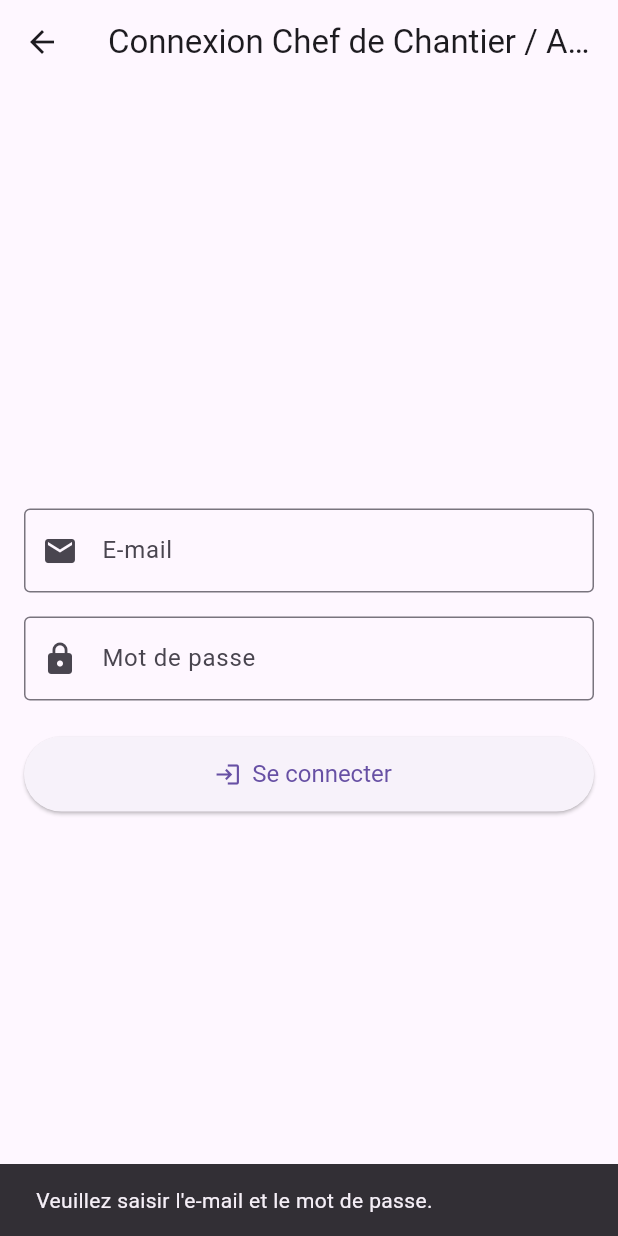
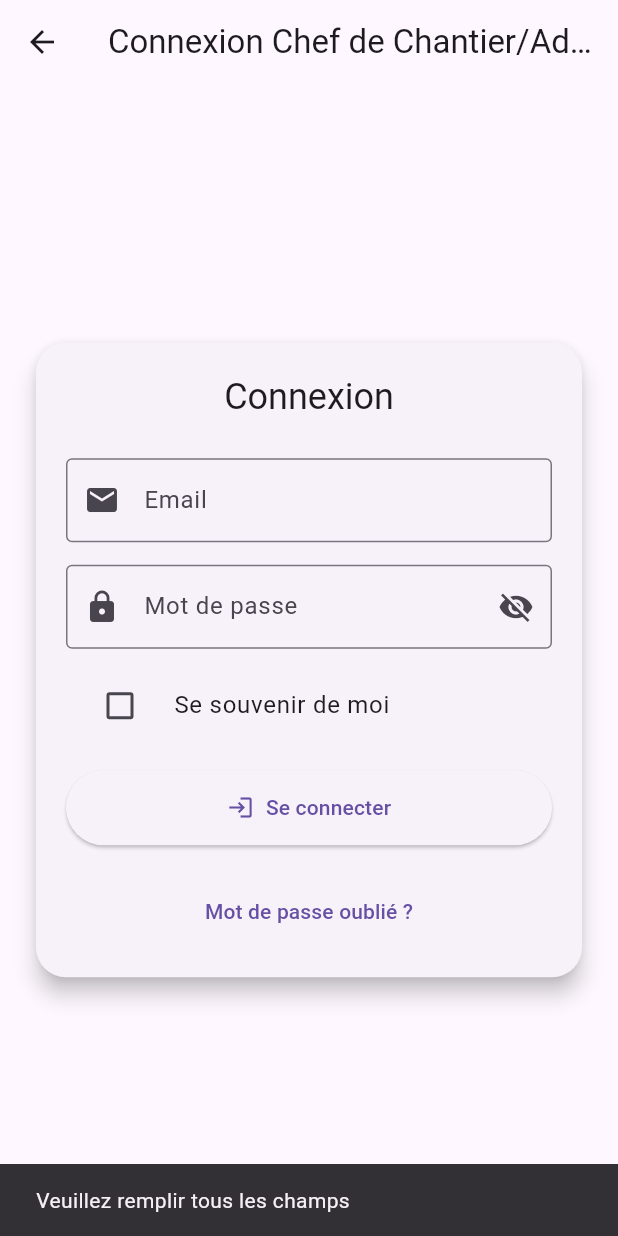
Before and after one commit to jordan-oms/flutter_application_1, a Flutter app: the LoginChantierScreen screen opened directly, after a tap on "Se connecter", on a phone screen of 412 x 824 dp. Run offline on Flutter 3.47's test engine with Material 3 defaults, Android fonts, the phone set to English and light mode, and no system bars; our stand-ins replace cloud_firestore, firebase_auth, firebase_core, local_auth, shared_preferences; accounts and stored records are empty.

Commit message:
Modifications Flutter web et nettoyage plateformes natives

```diff
--- a/lib/screens/login_chantier_screen.dart
+++ b/lib/screens/login_chantier_screen.dart
@@ -1,172 +1,322 @@
-// lib/screens/login_chantier_screen.dart
-import 'package:flutter/material.dart'; // Fournit debugPrint et Key
+import 'package:flutter/material.dart';
 import 'package:firebase_auth/firebase_auth.dart';
-// Pas besoin d'importer 'package:flutter/foundation.dart' si 'material.dart' est là
+import 'package:shared_preferences/shared_preferences.dart';
+import 'package:local_auth/local_auth.dart';
 
 class LoginChantierScreen extends StatefulWidget {
   final Function onSuccess;
 
-  // Modifié pour super.key
   const LoginChantierScreen({super.key, required this.onSuccess});
 
   @override
-  // Modifié pour retourner le type d'état public
-  LoginChantierScreenState createState() => LoginChantierScreenState();
+  State<LoginChantierScreen> createState() => _LoginChantierScreenState();
 }
 
-// Classe d'état renommée en LoginChantierScreenState (publique)
-class LoginChantierScreenState extends State<LoginChantierScreen> {
-  final TextEditingController _emailController = TextEditingController();
-  final TextEditingController _passwordController = TextEditingController();
+class _LoginChantierScreenState extends State<LoginChantierScreen>
+    with SingleTickerProviderStateMixin {
+  final _emailController = TextEditingController();
+  final _passwordController = TextEditingController();
+
   bool _isLoading = false;
+  bool _isPasswordVisible = false;
+  bool _rememberMe = false;
 
+  late AnimationController _animController;
+  late Animation<double> _fadeAnimation;
+
+  final LocalAuthentication auth = LocalAuthentication();
+  bool _canCheckBiometrics = false;
+
+  // ================= INIT =================
+  @override
+  void initState() {
+    super.initState();
+
+    _animController = AnimationController(
+      vsync: this,
+      duration: const Duration(milliseconds: 800),
+    );
+
+    _fadeAnimation =
+        CurvedAnimation(parent: _animController, curve: Curves.easeIn);
+
+    _animController.forward();
+
+    _loadSavedEmail();
+    _checkBiometrics();
+  }
+
+  // ================= LOAD EMAIL =================
+  Future<void> _loadSavedEmail() async {
+    final prefs = await SharedPreferences.getInstance();
+    final savedEmail = prefs.getString("saved_email");
+    final remember = prefs.getBool("remember_me") ?? false;
+
+    if (remember && savedEmail != null) {
+      _emailController.text = savedEmail;
+      setState(() => _rememberMe = true);
+    }
+  }
+
+  // ================= SAVE EMAIL =================
+  Future<void> _saveEmail(String email) async {
+    final prefs = await SharedPreferences.getInstance();
+    if (_rememberMe) {
+      await prefs.setString("saved_email", email);
+      await prefs.setBool("remember_me", true);
+    } else {
+      await prefs.remove("saved_email");
+      await prefs.setBool("remember_me", false);
+    }
+  }
+
+  // ================= BIOMETRICS =================
+  Future<void> _checkBiometrics() async {
+    try {
+      final canCheck = await auth.canCheckBiometrics;
+      setState(() => _canCheckBiometrics = canCheck);
+    } catch (e) {
+      setState(() => _canCheckBiometrics = false);
+    }
+  }
+
+  Future<void> _authenticateWithBiometrics() async {
+    try {
+      final isAuthenticated = await auth.authenticate(
+        localizedReason: 'Connectez-vous avec votre empreinte ou FaceID',
+        biometricOnly: true,
+      );
+
+      if (isAuthenticated) {
+        final user = FirebaseAuth.instance.currentUser;
+        if (user != null) {
+          if (mounted) Navigator.pop(context, true);
+        } else {
+          _showSnack("Veuillez d'abord vous connecter avec email/mot de passe");
+        }
+      }
+    } catch (e) {
+      _showSnack("Échec de l'authentification biométrique");
+    }
+  }
+
+  // ================= LOGIN =================
   Future<void> _login() async {
-    if (_emailController.text.isEmpty || _passwordController.text.isEmpty) {
-      if (mounted) {
-        ScaffoldMessenger.of(context).showSnackBar(
-          const SnackBar(
-              content: Text("Veuillez saisir l'e-mail et le mot de passe.")),
-        );
-      }
+    final email = _emailController.text.trim();
+    final password = _passwordController.text.trim();
+
+    if (email.isEmpty || password.isEmpty) {
+      _showSnack("Veuillez remplir tous les champs");
       return;
     }
 
-    if (mounted) {
-      setState(() {
-        _isLoading = true;
-      });
+    if (!_isValidEmail(email)) {
+      _showSnack("Email invalide");
+      return;
     }
 
+    setState(() => _isLoading = true);
+
     try {
-      // Remplacé print par debugPrint
-      debugPrint(
-          "[LoginChantierScreen] Tentative de connexion Firebase avec email: ${_emailController
-              .text.trim()}");
+      final credential = await FirebaseAuth.instance
+          .signInWithEmailAndPassword(email: email, password: password);
 
-      final UserCredential userCredential = await FirebaseAuth.instance
-          .signInWithEmailAndPassword(
-        email: _emailController.text.trim(),
-        password: _passwordController.text.trim(),
-      );
+      if (!credential.user!.emailVerified) {
+        await credential.user!.sendEmailVerification();
+        _showSnack("Veuillez vérifier votre email.");
+        return;
+      }
 
-      // Remplacé print par debugPrint
-      debugPrint(
-          "[LoginChantierScreen] Connexion Firebase RÉUSSIE. UID: ${userCredential
-              .user?.uid}, Email: ${userCredential.user?.email}");
+      await _saveEmail(email);
 
-      if (userCredential.user != null) {
-        // Remplacé print par debugPrint
-        debugPrint(
-            "[LoginChantierScreen] User non null. User ID: ${userCredential
-                .user!.uid}. Appel de widget.onSuccess() et pop(true)...");
-
-        // widget.onSuccess();
-
-        if (mounted) {
-          Navigator.pop(context, true);
-        }
-      } else {
-        // Remplacé print par debugPrint
-        debugPrint(
-            "[LoginChantierScreen] Connexion Firebase réussie MAIS userCredential.user est NULL !");
-        if (mounted) {
-          ScaffoldMessenger.of(context).showSnackBar(
-            const SnackBar(
-                content: Text("Erreur inattendue lors de la connexion.")),
-          );
-          Navigator.pop(context, false);
-        }
-      }
-    } on FirebaseAuthException catch (e, s) { // Ajout de la StackTrace s pour debugPrint
-      // Remplacé print par debugPrint
-      debugPrint(
-          "[LoginChantierScreen] ERREUR de connexion Firebase: ${e.code} - ${e
-              .message}\nStackTrace: $s");
-      String errorMessage = "Une erreur s'est produite.";
-      if (e.code == 'user-not-found' ||
-          e.code ==
-              'INVALID_LOGIN_CREDENTIALS' || // Nouveau code d'erreur possible
-          e.code == 'invalid-credential') { // Code d'erreur plus récent
-        errorMessage =
-        "Aucun utilisateur trouvé pour cet e-mail ou mot de passe incorrect.";
-      } else if (e.code == 'wrong-password') {
-        errorMessage = "Mot de passe incorrect.";
-      } else if (e.code == 'invalid-email') {
-        errorMessage = "Format d'e-mail invalide.";
-      }
-      if (mounted) {
-        ScaffoldMessenger.of(context).showSnackBar(
-          SnackBar(content: Text(errorMessage)),
-        );
-        Navigator.pop(context, false);
-      }
-    } catch (e, s) { // Ajout de la StackTrace s pour debugPrint
-      // Remplacé print par debugPrint
-      debugPrint(
-          "[LoginChantierScreen] ERREUR inconnue pendant la connexion: $e\nStackTrace: $s");
-      if (mounted) {
-        ScaffoldMessenger.of(context).showSnackBar(
-          const SnackBar(content: Text("Une erreur inconnue s'est produite.")),
-        );
-        Navigator.pop(context, false);
-      }
+      if (mounted) Navigator.pop(context, true);
+    } on FirebaseAuthException catch (e) {
+      _showSnack(e.message ?? "Erreur connexion");
     } finally {
-      if (mounted) {
-        setState(() {
-          _isLoading = false;
-        });
-      }
+      if (mounted) setState(() => _isLoading = false);
     }
   }
 
+  // ================= RESET PASSWORD =================
+  Future<void> _forgotPassword() async {
+    final emailController = TextEditingController(text: _emailController.text);
+    bool loading = false;
+
+    showDialog(
+      context: context,
+      builder: (_) => StatefulBuilder(builder: (context, setStateDialog) {
+        return AlertDialog(
+          shape:
+              RoundedRectangleBorder(borderRadius: BorderRadius.circular(20)),
+          title: const Text("Mot de passe oublié"),
+          content: TextField(
+            controller: emailController,
+            keyboardType: TextInputType.emailAddress,
+            decoration: const InputDecoration(labelText: "Votre email"),
+          ),
+          actions: [
+            TextButton(
+              onPressed: () => Navigator.pop(context),
+              child: const Text("Annuler"),
+            ),
+            loading
+                ? const Padding(
+                    padding: EdgeInsets.all(8),
+                    child: CircularProgressIndicator(),
+                  )
+                : ElevatedButton(
+                    onPressed: () async {
+                      if (!_isValidEmail(emailController.text)) {
+                        _showSnack("Email invalide");
+                        return;
+                      }
+
+                      setStateDialog(() => loading = true);
+
+                      try {
+                        await FirebaseAuth.instance.sendPasswordResetEmail(
+                            email: emailController.text.trim());
+
+                        if (mounted) {
+                          _showSnack("Email de réinitialisation envoyé");
+                        }
+                      } catch (e) {
+                        _showSnack("Erreur envoi email");
+                      }
+                    },
+                    child: const Text("Envoyer"),
+                  ),
+          ],
+        );
+      }),
+    );
+  }
+
+  // ================= HELPERS =================
+  bool _isValidEmail(String email) {
+    return RegExp(r'\S+@\S+\.\S+').hasMatch(email);
+  }
+
+  void _showSnack(String message) {
+    ScaffoldMessenger.of(context)
+        .showSnackBar(SnackBar(content: Text(message)));
+  }
+
+  void _togglePassword() {
+    setState(() => _isPasswordVisible = !_isPasswordVisible);
+  }
+
+  // ================= DISPOSE =================
   @override
   void dispose() {
+    _animController.dispose();
     _emailController.dispose();
     _passwordController.dispose();
     super.dispose();
   }
 
+  // ================= UI =================
   @override
   Widget build(BuildContext context) {
+    final theme = Theme.of(context);
+
     return Scaffold(
-      appBar: AppBar(title: const Text("Connexion Chef de Chantier / Admin")),
-      body: Padding(
-        padding: const EdgeInsets.all(16.0),
+      appBar:
+          AppBar(title: const Text("Connexion Chef de Chantier/Adminitrateur")),
+      body: FadeTransition(
+        opacity: _fadeAnimation,
+        child: Center(
+          child: SingleChildScrollView(
+            padding: const EdgeInsets.all(20),
+            child: Card(
+              elevation: 6,
+              shape: RoundedRectangleBorder(
+                  borderRadius: BorderRadius.circular(20)),
+              child: Padding(
+                padding: const EdgeInsets.all(20),
                 child: Column(
-          mainAxisAlignment: MainAxisAlignment.center,
                   children: [
+                    Text("Connexion", style: theme.textTheme.headlineSmall),
+                    const SizedBox(height: 25),
+
+                    // EMAIL
                     TextField(
                       controller: _emailController,
-              keyboardType: TextInputType.emailAddress,
                       decoration: const InputDecoration(
-                labelText: "E-mail",
+                        labelText: "Email",
+                        prefixIcon: Icon(Icons.email),
                         border: OutlineInputBorder(),
-                prefixIcon: Icon(Icons.email),
                       ),
                     ),
-            const SizedBox(height: 16),
+                    const SizedBox(height: 15),
+
+                    // PASSWORD
                     TextField(
                       controller: _passwordController,
-              obscureText: true,
-              decoration: const InputDecoration(
+                      obscureText: !_isPasswordVisible,
+                      decoration: InputDecoration(
                         labelText: "Mot de passe",
-                border: OutlineInputBorder(),
-                prefixIcon: Icon(Icons.lock),
+                        border: const OutlineInputBorder(),
+                        prefixIcon: const Icon(Icons.lock),
+                        suffixIcon: IconButton(
+                          icon: Icon(_isPasswordVisible
+                              ? Icons.visibility
+                              : Icons.visibility_off),
+                          onPressed: _togglePassword,
                         ),
                       ),
-            const SizedBox(height: 24),
+                    ),
+                    const SizedBox(height: 10),
+
+                    // REMEMBER ME
+                    CheckboxListTile(
+                      value: _rememberMe,
+                      title: const Text("Se souvenir de moi"),
+                      onChanged: (value) {
+                        setState(() => _rememberMe = value ?? false);
+                      },
+                      controlAffinity: ListTileControlAffinity.leading,
+                    ),
+                    const SizedBox(height: 15),
+
+                    // LOGIN BUTTON
                     _isLoading
                         ? const CircularProgressIndicator()
-                : ElevatedButton.icon(
+                        : SizedBox(
+                            width: double.infinity,
+                            child: ElevatedButton.icon(
                               icon: const Icon(Icons.login),
+                              label: const Text("Se connecter"),
                               onPressed: _login,
-              label: const Text("Se connecter"),
+                              style: ElevatedButton.styleFrom(
+                                  padding: const EdgeInsets.all(15)),
+                            ),
+                          ),
+                    const SizedBox(height: 10),
+
+                    // BIOMETRICS BUTTON
+                    if (_canCheckBiometrics)
+                      ElevatedButton.icon(
+                        icon: const Icon(Icons.fingerprint),
+                        label: const Text("Connexion biométrique"),
+                        onPressed: _authenticateWithBiometrics,
                         style: ElevatedButton.styleFrom(
                           minimumSize: const Size(double.infinity, 50),
-                textStyle: const TextStyle(fontSize: 16),
                         ),
                       ),
+
+                    const SizedBox(height: 10),
+
+                    // RESET PASSWORD
+                    TextButton(
+                      onPressed: _forgotPassword,
+                      child: const Text("Mot de passe oublié ?"),
+                    ),
                   ],
+                ),
+              ),
+            ),
+          ),
         ),
       ),
     );
```
Also changed, not shown: lib/screens/role_selection_screen.dart (+15 -21 lines), pubspec.yaml (+6 -5 lines), firebase.json, pubspec.lock, 107 other files. Lines whose indentation alone changed are shown as unchanged.
